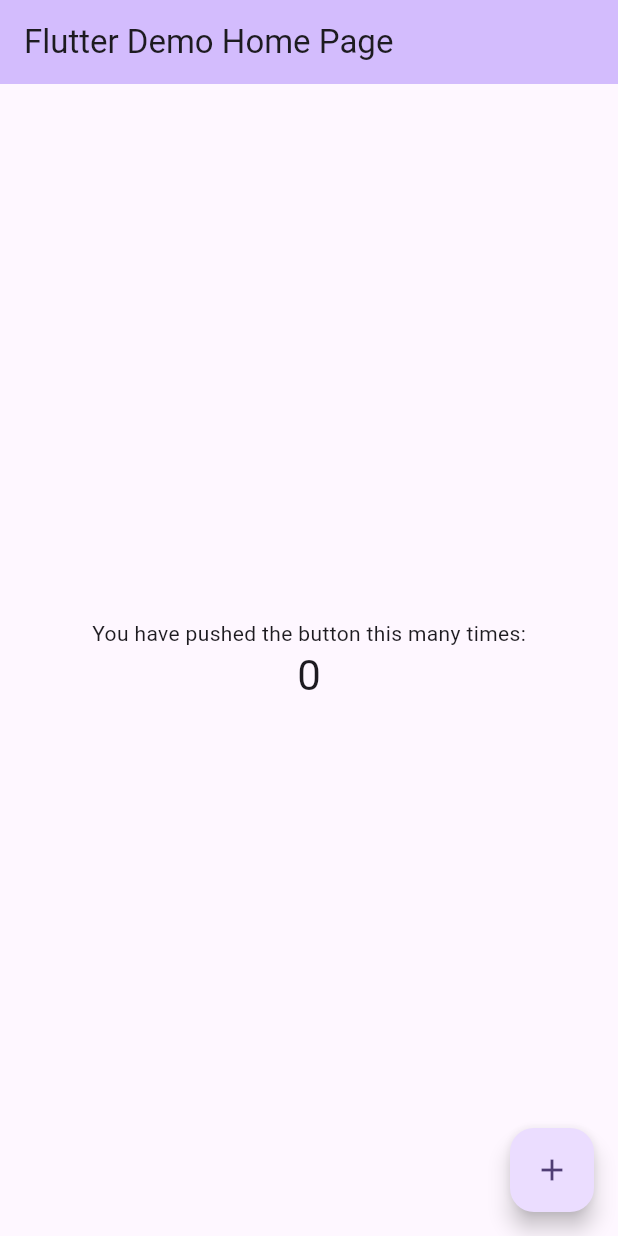
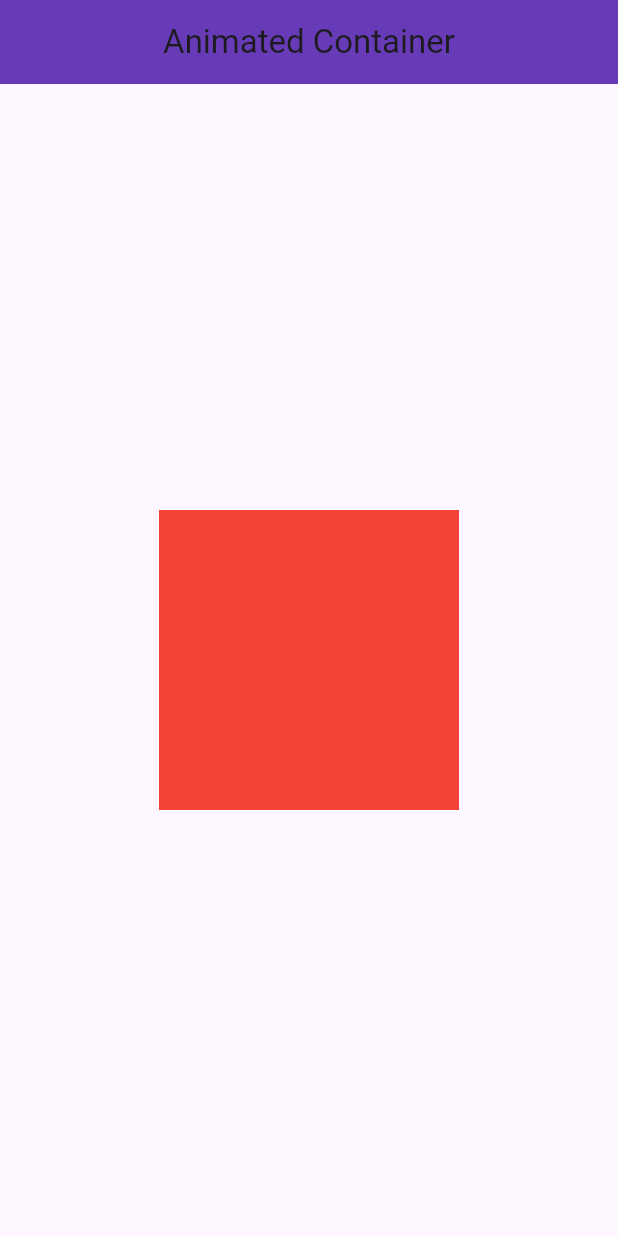
Before and after one commit to Esra2-Abdelltif/Flutter-Animation, a Flutter app: the screen it shows after launch, on a phone screen of 412 x 824 dp. Run offline on Flutter 3.47's test engine with Material 3 defaults, Android fonts, the phone set to English and light mode, and no system bars; our stand-ins replace device_preview.

Commit message:
Animated Container

```diff
--- /dev/null
+++ b/devtools_options.yaml
@@ -0,0 +1,3 @@
+description: This file stores settings for Dart & Flutter DevTools.
+documentation: https://docs.flutter.dev/tools/devtools/extensions#configure-extension-enablement-states
+extensions:
--- /dev/null
+++ b/lib/AnimatedContainer/animated_Container.dart
@@ -0,0 +1,50 @@
+import 'package:flutter/material.dart';
+
+class AnimatedContainerWidget extends StatefulWidget {
+  const AnimatedContainerWidget({super.key});
+
+  @override
+  State<AnimatedContainerWidget> createState() =>
+      _AnimatedContainerWidgetState();
+}
+
+class _AnimatedContainerWidgetState extends State<AnimatedContainerWidget> {
+  double width = 200;
+  double height = 200;
+  double borderRadius = 0;
+  Color colorContainer = Colors.red;
+
+  @override
+  Widget build(BuildContext context) {
+    return Scaffold(
+      appBar: AppBar(
+        title: const Text("Animated Container"),
+      ),
+      body: Column(
+        mainAxisAlignment: MainAxisAlignment.center,
+        children: [
+          InkWell(
+            onTap: () {
+              setState(() {
+                height = 300;
+                width = 300;
+                colorContainer = Colors.deepPurple;
+                borderRadius = 80;
+              });
+            },
+            child: Center(
+              child: AnimatedContainer(
+                decoration: BoxDecoration(
+                    color: colorContainer,
+                    borderRadius: BorderRadius.circular(borderRadius)),
+                duration: const Duration(seconds: 4),
+                height: height,
+                width: width,
+              ),
+            ),
+          )
+        ],
+      ),
+    );
+  }
+}
--- a/lib/main.dart
+++ b/lib/main.dart
@@ -1,7 +1,11 @@
 import 'package:flutter/material.dart';
-
+import 'package:device_preview/device_preview.dart';
+import 'package:flutter_animation/AnimatedContainer/animated_Container.dart';
 void main() {
-  runApp(const MyApp());
+  runApp((DevicePreview(
+    enabled: true,
+    builder: (context) => const MyApp(),
+  )));
 }
 
 class MyApp extends StatelessWidget {
@@ -11,115 +15,14 @@ class MyApp extends StatelessWidget {
   @override
   Widget build(BuildContext context) {
     return MaterialApp(
+      debugShowCheckedModeBanner: false,
       title: 'Flutter Demo',
       theme: ThemeData(
-        // This is the theme of your application.
-        //
-        // TRY THIS: Try running your application with "flutter run". You'll see
-        // the application has a purple toolbar. Then, without quitting the app,
-        // try changing the seedColor in the colorScheme below to Colors.green
-        // and then invoke "hot reload" (save your changes or press the "hot
-        // reload" button in a Flutter-supported IDE, or press "r" if you used
-        // the command line to start the app).
-        //
-        // Notice that the counter didn't reset back to zero; the application
-        // state is not lost during the reload. To reset the state, use hot
-        // restart instead.
-        //
-        // This works for code too, not just values: Most code changes can be
-        // tested with just a hot reload.
+        appBarTheme: const AppBarTheme(backgroundColor: Colors.deepPurple,centerTitle: true ),
         colorScheme: ColorScheme.fromSeed(seedColor: Colors.deepPurple),
         useMaterial3: true,
       ),
-      home: const MyHomePage(title: 'Flutter Demo Home Page'),
+      home: const AnimatedContainerWidget(),
     );
   }
 }
-
-class MyHomePage extends StatefulWidget {
-  const MyHomePage({super.key, required this.title});
-
-  // This widget is the home page of your application. It is stateful, meaning
-  // that it has a State object (defined below) that contains fields that affect
-  // how it looks.
-
-  // This class is the configuration for the state. It holds the values (in this
-  // case the title) provided by the parent (in this case the App widget) and
-  // used by the build method of the State. Fields in a Widget subclass are
-  // always marked "final".
-
-  final String title;
-
-  @override
-  State<MyHomePage> createState() => _MyHomePageState();
-}
-
-class _MyHomePageState extends State<MyHomePage> {
-  int _counter = 0;
-
-  void _incrementCounter() {
-    setState(() {
-      // This call to setState tells the Flutter framework that something has
-      // changed in this State, which causes it to rerun the build method below
-      // so that the display can reflect the updated values. If we changed
-      // _counter without calling setState(), then the build method would not be
-      // called again, and so nothing would appear to happen.
-      _counter++;
-    });
-  }
-
-  @override
-  Widget build(BuildContext context) {
-    // This method is rerun every time setState is called, for instance as done
-    // by the _incrementCounter method above.
-    //
-    // The Flutter framework has been optimized to make rerunning build methods
-    // fast, so that you can just rebuild anything that needs updating rather
-    // than having to individually change instances of widgets.
-    return Scaffold(
-      appBar: AppBar(
-        // TRY THIS: Try changing the color here to a specific color (to
-        // Colors.amber, perhaps?) and trigger a hot reload to see the AppBar
-        // change color while the other colors stay the same.
-        backgroundColor: Theme.of(context).colorScheme.inversePrimary,
-        // Here we take the value from the MyHomePage object that was created by
-        // the App.build method, and use it to set our appbar title.
-        title: Text(widget.title),
-      ),
-      body: Center(
-        // Center is a layout widget. It takes a single child and positions it
-        // in the middle of the parent.
-        child: Column(
-          // Column is also a layout widget. It takes a list of children and
-          // arranges them vertically. By default, it sizes itself to fit its
-          // children horizontally, and tries to be as tall as its parent.
-          //
-          // Column has various properties to control how it sizes itself and
-          // how it positions its children. Here we use mainAxisAlignment to
-          // center the children vertically; the main axis here is the vertical
-          // axis because Columns are vertical (the cross axis would be
-          // horizontal).
-          //
-          // TRY THIS: Invoke "debug painting" (choose the "Toggle Debug Paint"
-          // action in the IDE, or press "p" in the console), to see the
-          // wireframe for each widget.
-          mainAxisAlignment: MainAxisAlignment.center,
-          children: <Widget>[
-            const Text(
-              'You have pushed the button this many times:',
-            ),
-            Text(
-              '$_counter',
-              style: Theme.of(context).textTheme.headlineMedium,
-            ),
-          ],
-        ),
-      ),
-      floatingActionButton: FloatingActionButton(
-        onPressed: _incrementCounter,
-        tooltip: 'Increment',
-        child: const Icon(Icons.add),
-      ), // This trailing comma makes auto-formatting nicer for build methods.
-    );
-  }
-}
--- a/pubspec.yaml
+++ b/pubspec.yaml
@@ -35,6 +35,7 @@ dependencies:
   # The following adds the Cupertino Icons font to your application.
   # Use with the CupertinoIcons class for iOS style icons.
   cupertino_icons: ^1.0.8
+  device_preview: ^1.2.0
 
 dev_dependencies:
   flutter_test:
```
Also changed, not shown: pubspec.lock, 1 other file.
